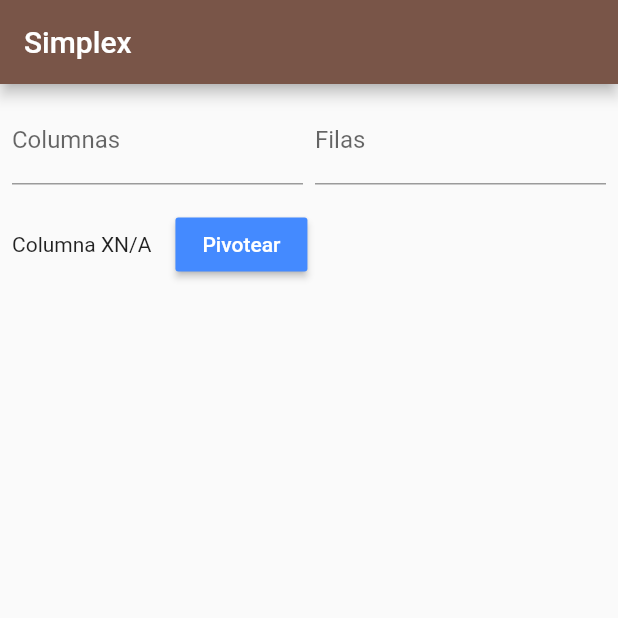
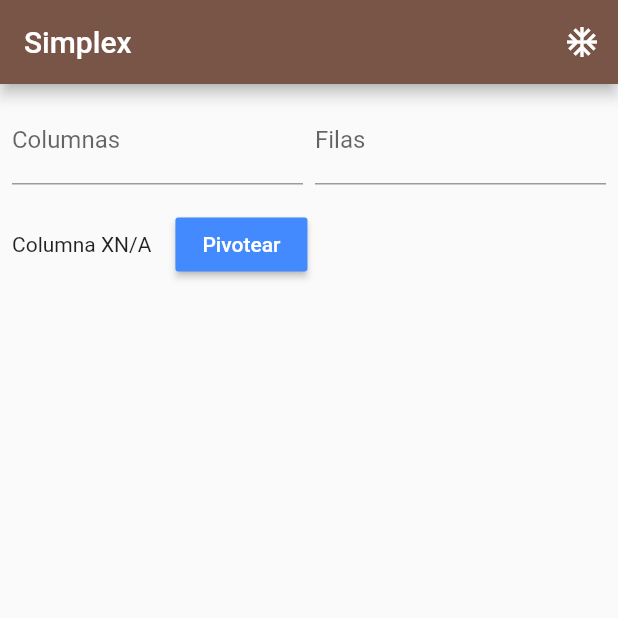
Before and after one commit to RickyTB/simplex-app, a Flutter app: the screen it shows after launch, after a tap on "Pivotear", on a phone screen of 412 x 824 dp, the top half of it. Run offline on Flutter 3.47's test engine with Material 2 defaults, Android fonts, the phone set to English and light mode, and no system bars; our stand-ins replace math_expressions.

Commit message:
- Improvements.

```diff
--- a/lib/simplex_app.dart
+++ b/lib/simplex_app.dart
@@ -33,35 +33,39 @@ class _HomePageState extends State<HomePage> {
     print(
       currentValues['$row$column'],
     );
-    ContextModel cm = ContextModel();
+
     Parser p = Parser();
 
-    Map<String, double> actualValues = {};
-    Expression exp = p.parse(currentValues['$row$column']);
-    final value = exp.evaluate(EvaluationType.REAL, cm);
+    Map<String, Expression> actualValues = {};
+    Expression value = p.parse(currentValues['$row$column']);
     for (var j = 0; j < _columns; j++) {
       Expression exp = p.parse(currentValues['$row$j']);
-      final currentValue = exp.evaluate(EvaluationType.REAL, cm);
-      actualValues['$row$j'] = currentValue / value;
+      final currentValue = exp.simplify();
+      actualValues['$row$j'] = p.parse('$currentValue') / value;
     }
 
     for (var i = 0; i < _rows; i++) {
       if (i == row) continue;
-      Expression exp = p.parse(currentValues['$i$column']);
-      final pivot = -1 * exp.evaluate(EvaluationType.REAL, cm);
+      final pivot = p.parse('-1 * ${currentValues['$i$column']}');
 
       for (var j = 0; j < _columns; j++) {
         Expression exp = p.parse(currentValues['$i$j']);
-        final currentValue = exp.evaluate(EvaluationType.REAL, cm);
-        actualValues['$i$j'] = currentValue + pivot * actualValues['$row$j'];
+        actualValues['$i$j'] = exp + pivot * actualValues['$row$j'];
       }
     }
 
     Map<String, String> newValues = {};
 
+    ContextModel cm = ContextModel();
+
     for (var i = 0; i < _rows; i++) {
       for (var j = 0; j < _columns; j++) {
-        newValues['$i$j'] = actualValues['$i$j'].toString();
+        try {
+          newValues['$i$j'] =
+              actualValues['$i$j'].evaluate(EvaluationType.REAL, cm).toString();
+        } catch (e) {
+          newValues['$i$j'] = actualValues['$i$j'].simplify().toString();
+        }
       }
     }
 
@@ -73,6 +77,14 @@ class _HomePageState extends State<HomePage> {
     return Scaffold(
       appBar: AppBar(
         title: Text('Simplex'),
+        actions: <Widget>[
+          IconButton(
+            icon: Icon(Icons.ac_unit),
+            onPressed: () {
+              FocusScope.of(context).unfocus();
+            },
+          ),
+        ],
       ),
       body: SingleChildScrollView(
         child: Padding(
```
Also changed, not shown: pubspec.lock, 1 other file.
